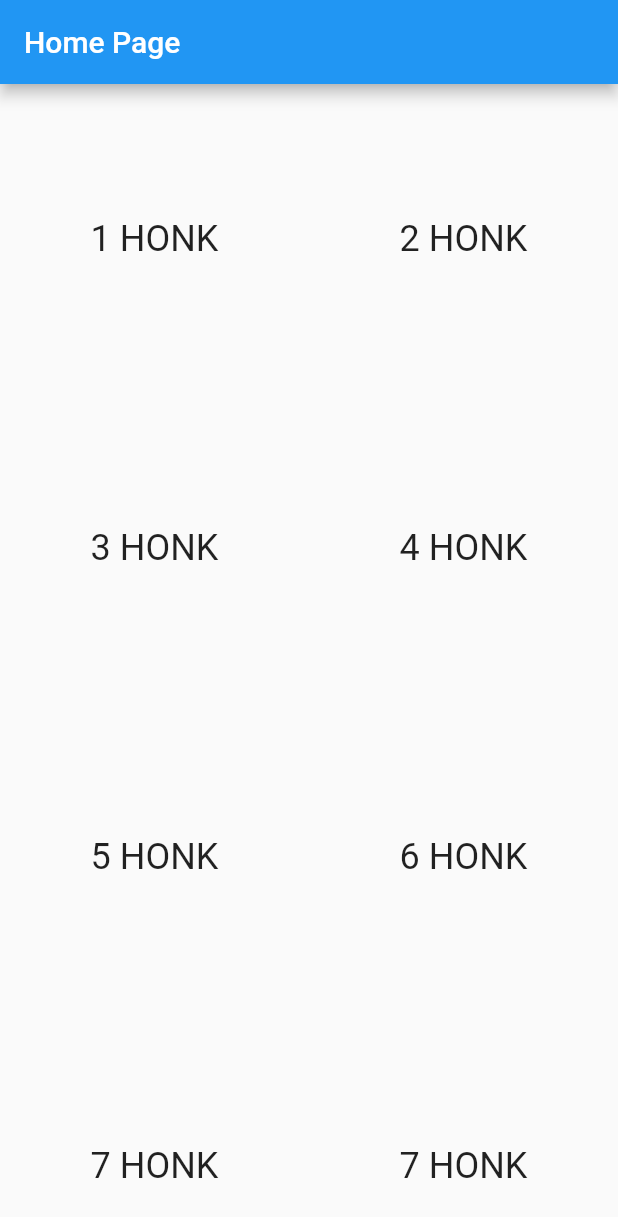
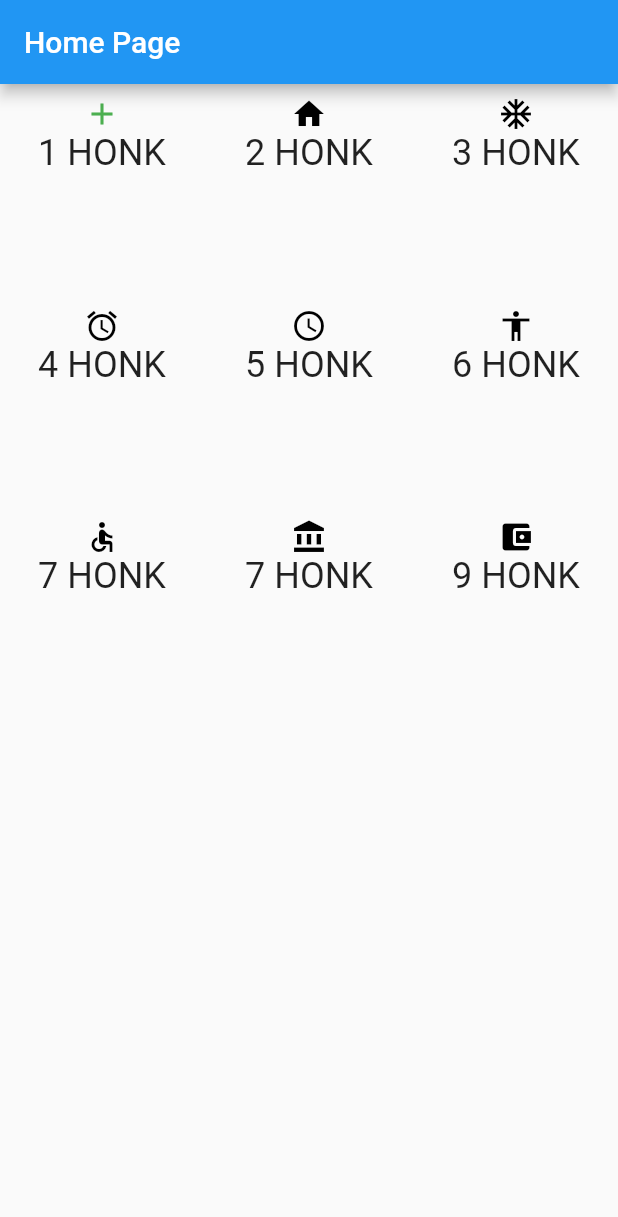
Before and after one commit to mathieusoufflard/Mini_Project_Flutter_Coding, a Flutter app: the screen it shows after launch, on a phone screen of 412 x 824 dp. Shown: the top 1217 px of the screen. Run offline on Flutter 3.47's test engine with Material 2 defaults, Android fonts, the phone set to English and light mode, and no system bars.

Commit message:
Update main.dart : now all gridView Item have it's own icon

```diff
--- a/flutter_app/lib/main.dart
+++ b/flutter_app/lib/main.dart
@@ -30,40 +30,84 @@ class MyHomePage extends StatefulWidget {
 
 class _MyHomePageState extends State<MyHomePage> {
 
-  String textItem(int index)
-  {
-    switch (index){
-      case 0 :
+  String _textItem(int index) {
+    switch (index) {
+      case 0:
         return "1 HONK";
         break;
-      case 1 :
+      case 1:
         return "2 HONK";
         break;
-      case 2 :
+      case 2:
         return "3 HONK";
         break;
-      case 3 :
+      case 3:
         return "4 HONK";
         break;
-      case 4 :
+      case 4:
         return "5 HONK";
         break;
-      case 5 :
+      case 5:
         return "6 HONK";
         break;
-      case 6 :
+      case 6:
         return "7 HONK";
         break;
-      case 7 :
+      case 7:
         return "7 HONK";
         break;
-      case 8 :
+      case 8:
         return "9 HONK";
         break;
-      default :
+      default:
         return "HONK";
+    }
+  }
 
+  Icon _iconItem(int index) {
+    switch (index) {
+      case 0:
+        return Icon(Icons.add, color: Colors.green,);
+        break;
+      case 1:
+        return Icon(Icons.home, color: Colors.black,);
+        break;
+      case 2:
+        return Icon(Icons.ac_unit, color: Colors.black,);
+        break;
+      case 3:
+        return Icon(Icons.access_alarm, color: Colors.black,);
+        break;
+      case 4:
+        return Icon(Icons.access_time, color: Colors.black,);
+        break;
+      case 5:
+        return Icon(Icons.accessibility, color: Colors.black,);
+        break;
+      case 6:
+        return Icon(Icons.accessible, color: Colors.black,);
+        break;
+      case 7:
+        return Icon(Icons.account_balance, color: Colors.black,);
+        break;
+      case 8:
+        return Icon(Icons.account_balance_wallet, color: Colors.black,);
+        break;
+      default:
+        return Icon(Icons.phone, color: Colors.black,);
     }
+  }
+
+  _setItem(int index){
+    return Column(
+      children: [
+        _iconItem(index),
+        Text(
+          _textItem(index),
+          style: Theme.of(context).textTheme.headline5,
+        ),
+      ],
+    );
   }
 
   @override
@@ -73,76 +117,71 @@ class _MyHomePageState extends State<MyHomePage> {
         title: Text(widget.title),
       ),
       body: GridView.count(
-        // Create a grid with 2 columns. If you change the scrollDirection to
-        // horizontal, this produces 2 rows.
-        crossAxisCount: 2,
-        // Generate 100 widgets that display their index in the List.
+        crossAxisCount: 3,
+        mainAxisSpacing: 5,
+        crossAxisSpacing: 2,
         children: List.generate(9, (index) {
           return Center(
             child: TextButton(
               onPressed: () {
                 switch (index) {
-                  case 0 :
+                  case 0:
                     Navigator.push(context,
                         new MaterialPageRoute(builder: (BuildContext context) {
                       return new Test();
                     }));
                     break;
-                  case 1 :
+                  case 1:
                     Navigator.push(context,
                         new MaterialPageRoute(builder: (BuildContext context) {
                       return new Test();
                     }));
                     break;
-                  case 2 :
+                  case 2:
                     Navigator.push(context,
                         new MaterialPageRoute(builder: (BuildContext context) {
                       return new Test();
                     }));
                     break;
-                  case 3 :
+                  case 3:
                     Navigator.push(context,
                         new MaterialPageRoute(builder: (BuildContext context) {
                       return new Test();
                     }));
                     break;
-                  case 4 :
+                  case 4:
                     Navigator.push(context,
                         new MaterialPageRoute(builder: (BuildContext context) {
                       return new Test();
                     }));
                     break;
-                  case 5 :
+                  case 5:
                     Navigator.push(context,
                         new MaterialPageRoute(builder: (BuildContext context) {
                       return new Test();
                     }));
                     break;
-                  case 6 :
+                  case 6:
                     Navigator.push(context,
                         new MaterialPageRoute(builder: (BuildContext context) {
                       return new Test();
                     }));
                     break;
-                  case 7 :
+                  case 7:
                     Navigator.push(context,
                         new MaterialPageRoute(builder: (BuildContext context) {
                       return new Test();
                     }));
                     break;
-                  case 8 :
+                  case 8:
                     Navigator.push(context,
                         new MaterialPageRoute(builder: (BuildContext context) {
                       return new Test();
                     }));
                     break;
-
                 }
               },
-              child: Text(
-                textItem(index),
-                style: Theme.of(context).textTheme.headline5,
-              ),
+              child: _setItem(index)
             ),
           );
         }),
```
Lines whose indentation alone changed are shown as unchanged.
